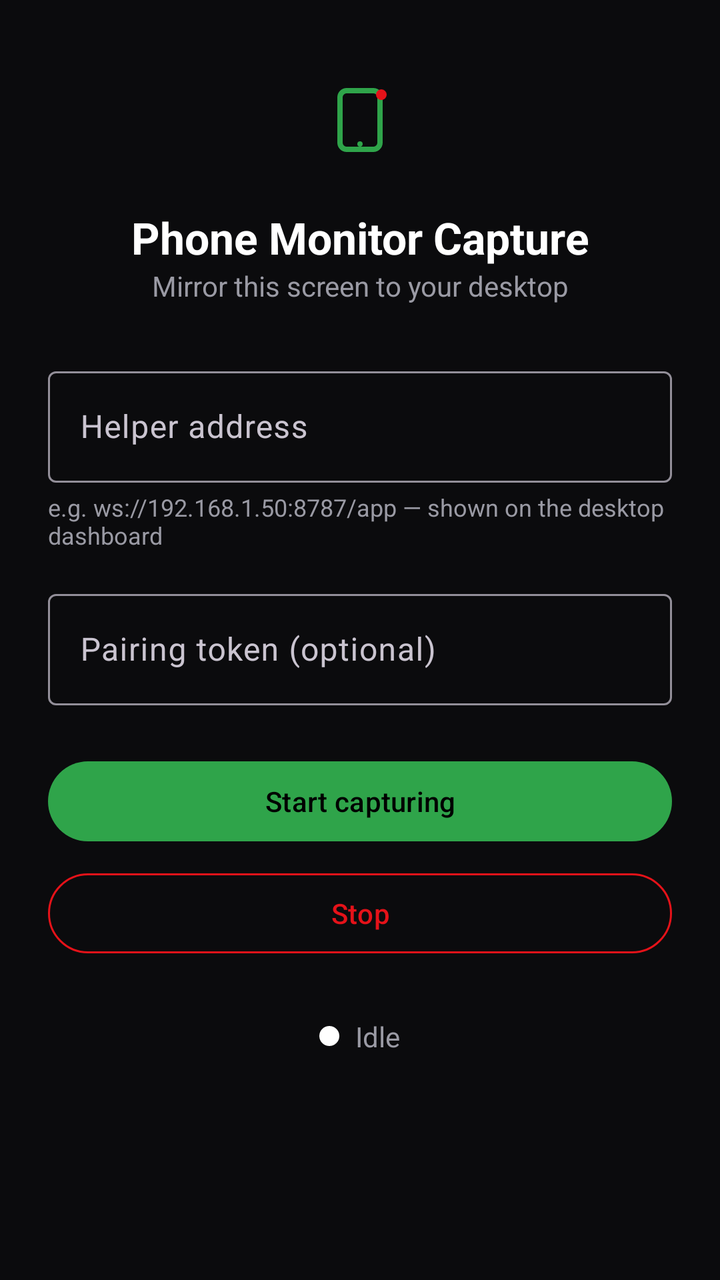
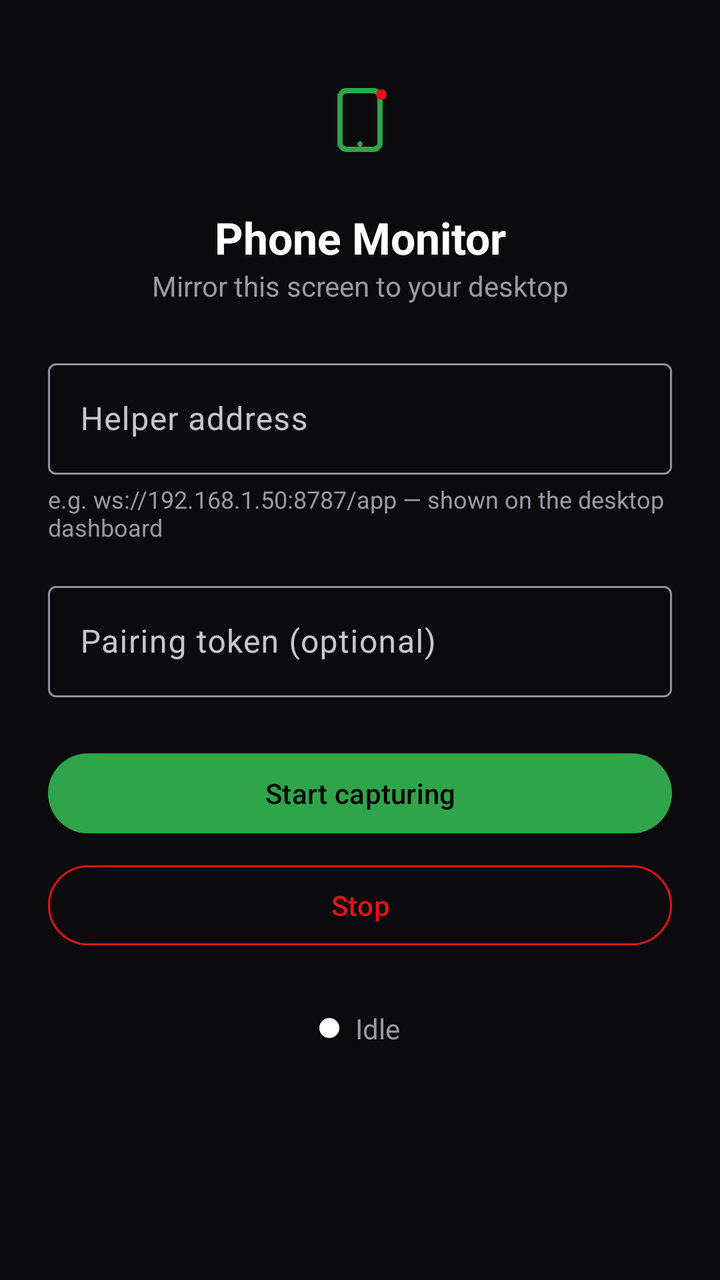

Compare the two renders of this Android layout. The source of the first and the diff that turns it into the second are given below.
<!-- AndroidManifest.xml: application theme Theme.PhoneMonitor -->
<!-- res/layout/activity_main.xml -->
<?xml version="1.0" encoding="utf-8"?>
<ScrollView xmlns:android="http://schemas.android.com/apk/res/android"
    xmlns:app="http://schemas.android.com/apk/res-auto"
    android:layout_width="match_parent"
    android:layout_height="match_parent"
    android:background="@color/pm_bg"
    android:fillViewport="true">

    <LinearLayout
        android:layout_width="match_parent"
        android:layout_height="wrap_content"
        android:orientation="vertical"
        android:padding="24dp">

        <ImageView
            android:layout_width="72dp"
            android:layout_height="72dp"
            android:layout_gravity="center"
            android:contentDescription="@string/app_name"
            android:src="@drawable/ic_launcher_foreground" />

        <TextView
            android:layout_width="match_parent"
            android:layout_height="wrap_content"
            android:gravity="center"
            android:paddingTop="8dp"
            android:text="@string/app_name"
            android:textColor="@color/pm_white"
            android:textSize="22sp"
            android:textStyle="bold" />

        <TextView
            android:layout_width="match_parent"
            android:layout_height="wrap_content"
            android:gravity="center"
            android:paddingBottom="28dp"
            android:text="Mirror this screen to your desktop"
            android:textColor="@color/pm_muted" />

        <com.google.android.material.textfield.TextInputLayout
            style="@style/Widget.Material3.TextInputLayout.OutlinedBox"
            android:layout_width="match_parent"
            android:layout_height="wrap_content"
            android:hint="Helper address">

            <com.google.android.material.textfield.TextInputEditText
                android:id="@+id/helperUrl"
                android:layout_width="match_parent"
                android:layout_height="wrap_content"
                android:inputType="textUri"
                android:textColor="@color/pm_white" />
        </com.google.android.material.textfield.TextInputLayout>

        <TextView
            android:layout_width="match_parent"
            android:layout_height="wrap_content"
            android:paddingTop="4dp"
            android:paddingBottom="16dp"
            android:text="e.g. ws://192.168.1.50:8787/app — shown on the desktop dashboard"
            android:textColor="@color/pm_muted"
            android:textSize="12sp" />

        <com.google.android.material.textfield.TextInputLayout
            style="@style/Widget.Material3.TextInputLayout.OutlinedBox"
            android:layout_width="match_parent"
            android:layout_height="wrap_content"
            android:hint="Pairing token (optional)">

            <com.google.android.material.textfield.TextInputEditText
                android:id="@+id/token"
                android:layout_width="match_parent"
                android:layout_height="wrap_content"
                android:inputType="text"
                android:textColor="@color/pm_white" />
        </com.google.android.material.textfield.TextInputLayout>

        <com.google.android.material.button.MaterialButton
            android:id="@+id/startButton"
            android:layout_width="match_parent"
            android:layout_height="wrap_content"
            android:layout_marginTop="24dp"
            android:text="Start capturing"
            android:textColor="@color/pm_black"
            app:backgroundTint="@color/pm_green" />

        <com.google.android.material.button.MaterialButton
            android:id="@+id/stopButton"
            style="@style/Widget.Material3.Button.OutlinedButton"
            android:layout_width="match_parent"
            android:layout_height="wrap_content"
            android:layout_marginTop="8dp"
            android:text="Stop"
            android:textColor="@color/pm_red"
            app:strokeColor="@color/pm_red" />

        <LinearLayout
            android:layout_width="wrap_content"
            android:layout_height="wrap_content"
            android:layout_gravity="center"
            android:gravity="center_vertical"
            android:orientation="horizontal"
            android:paddingTop="28dp">

            <View
                android:id="@+id/statusDot"
                android:layout_width="10dp"
                android:layout_height="10dp"
                android:layout_marginEnd="8dp"
                android:background="@drawable/dot" />

            <TextView
                android:id="@+id/status"
                android:layout_width="wrap_content"
                android:layout_height="wrap_content"
                android:text="Idle"
                android:textColor="@color/pm_muted" />
        </LinearLayout>
    </LinearLayout>
</ScrollView>
<!-- resources referenced by this layout -->
<resources>
  <color name="pm_bg">#0B0B0D</color>
  <color name="pm_black">#000000</color>
  <color name="pm_green">#2FA44A</color>
  <color name="pm_muted">#9A9AA4</color>
  <color name="pm_red">#E51219</color>
  <color name="pm_white">#FFFFFF</color>
  <!-- drawable dot (drawable) -->
  <shape xmlns:android="http://schemas.android.com/apk/res/android" android:shape="oval">
      <solid android:color="#FFFFFF" />
      <size android:width="10dp" android:height="10dp" />
  </shape>
  <!-- drawable ic_launcher_foreground (drawable) -->
  <vector xmlns:android="http://schemas.android.com/apk/res/android"
      android:width="108dp"
      android:height="108dp"
      android:viewportWidth="108"
      android:viewportHeight="108">
      
      <path
          android:fillColor="#00000000"
          android:strokeColor="#2FA44A"
          android:strokeWidth="4"
          android:pathData="M44,32 L64,32 A5,5 0 0 1 69,37 L69,71 A5,5 0 0 1 64,76 L44,76 A5,5 0 0 1 39,71 L39,37 A5,5 0 0 1 44,32 Z" />
      
      <path
          android:fillColor="#2FA44A"
          android:pathData="M52,72 a2,2 0 1,0 4,0 a2,2 0 1,0 -4,0" />
      
      <path
          android:fillColor="#E51219"
          android:pathData="M66,35 a4,4 0 1,0 8,0 a4,4 0 1,0 -8,0" />
  </vector>
  <string name="app_name">Phone Monitor Capture</string>
  <style name="Theme.PhoneMonitor" parent="Theme.Material3.Dark.NoActionBar">
          <item name="colorPrimary">@color/pm_green</item>
          <item name="colorOnPrimary">@color/pm_black</item>
          <item name="colorSecondary">@color/pm_green</item>
          <item name="android:windowBackground">@color/pm_bg</item>
          <item name="android:statusBarColor" tools:targetApi="l">@color/pm_black</item>
          <item name="android:navigationBarColor">@color/pm_black</item>
      </style>
</resources>

<!-- the commit's change to res/layout/activity_main.xml (unified diff, before → after) -->
@@ -33,9 +33,27 @@
             android:layout_width="match_parent"
             android:layout_height="wrap_content"
             android:gravity="center"
-            android:paddingBottom="28dp"
+            android:paddingBottom="24dp"
             android:text="Mirror this screen to your desktop"
             android:textColor="@color/pm_muted" />
+
+        <TextView
+            android:id="@+id/historyLabel"
+            android:layout_width="match_parent"
+            android:layout_height="wrap_content"
+            android:paddingBottom="6dp"
+            android:text="Recent — tap to connect, long-press to remove"
+            android:textColor="@color/pm_muted"
+            android:textSize="12sp"
+            android:visibility="gone" />
+
+        <LinearLayout
+            android:id="@+id/historyList"
+            android:layout_width="match_parent"
+            android:layout_height="wrap_content"
+            android:orientation="vertical"
+            android:paddingBottom="16dp"
+            android:visibility="gone" />
 
         <com.google.android.material.textfield.TextInputLayout
             style="@style/Widget.Material3.TextInputLayout.OutlinedBox"
<!-- resource entries referenced after the edit -->
@@ -32,7 +32,7 @@
           android:fillColor="#E51219"
           android:pathData="M66,35 a4,4 0 1,0 8,0 a4,4 0 1,0 -8,0" />
   </vector>
-  <string name="app_name">Phone Monitor Capture</string>
+  <string name="app_name">Phone Monitor</string>
   <style name="Theme.PhoneMonitor" parent="Theme.Material3.Dark.NoActionBar">
           <item name="colorPrimary">@color/pm_green</item>
           <item name="colorOnPrimary">@color/pm_black</item>
